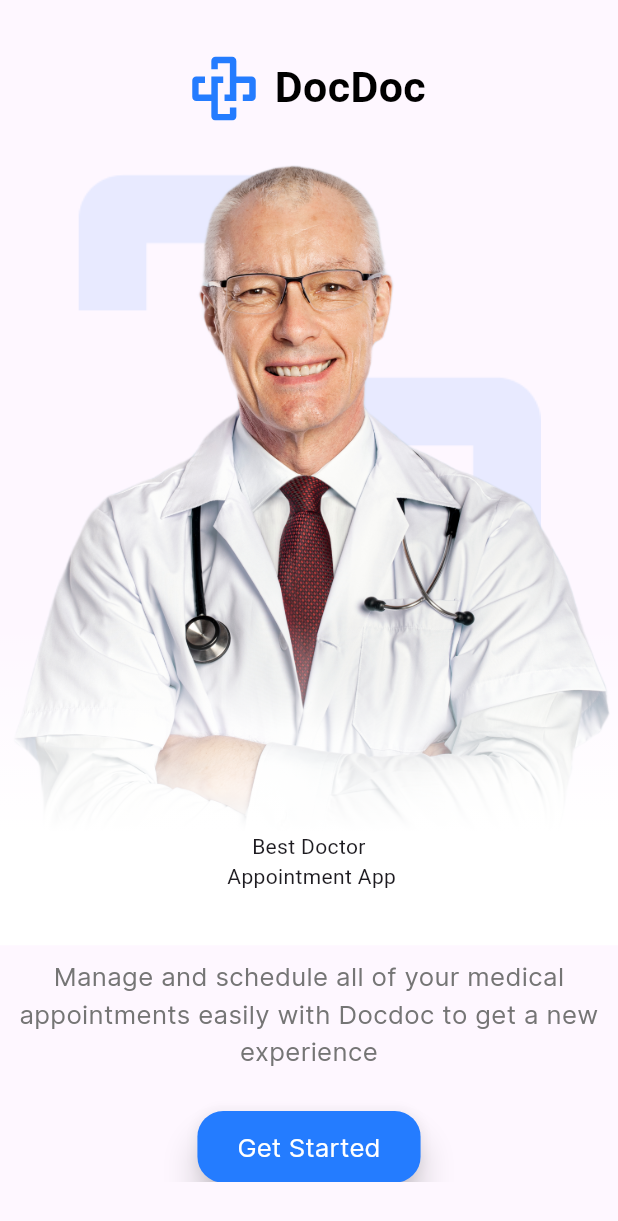
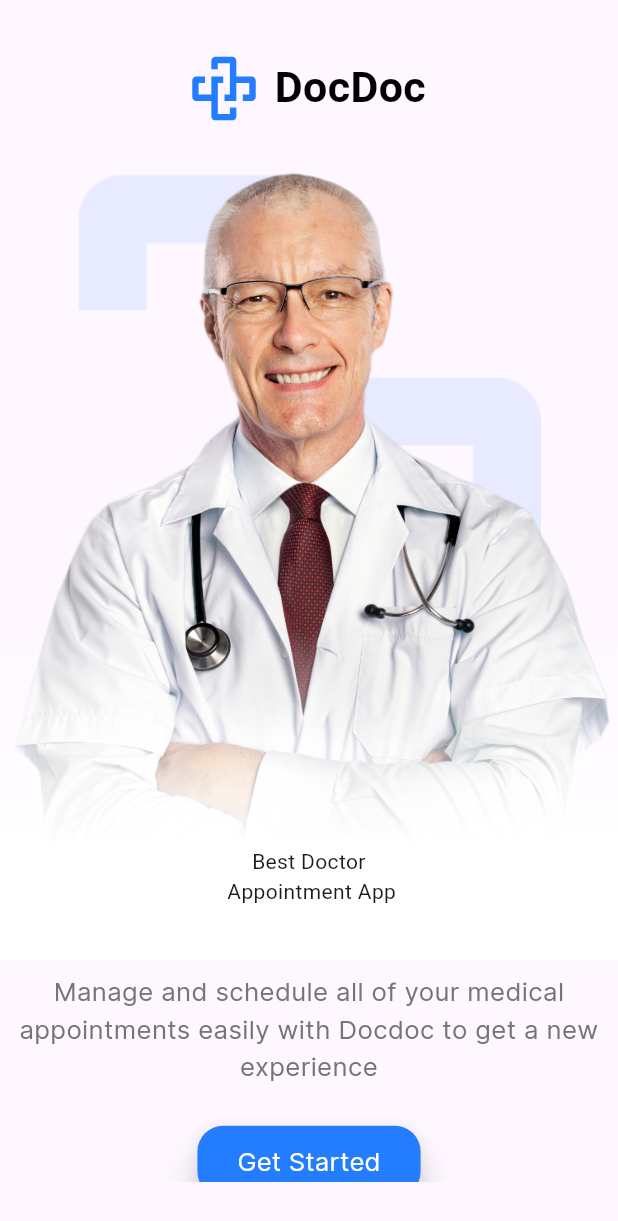
Before and after one commit to abdelrahmankhaled213/DOCDoc, a Flutter app: the screen it shows after launch, on a phone screen of 412 x 824 dp. Shown: the top 1221 px of the screen. Run offline on Flutter 3.47's test engine with Material 3 defaults, Android fonts, the phone set to English and light mode, and no system bars; our stand-ins replace device_preview, flutter_screenutil, flutter_svg, go_router; statements that could not run were skipped.

Commit message:
put a height for the image

```diff
--- a/lib/features/GetStarted/Widgets/DocImage.dart
+++ b/lib/features/GetStarted/Widgets/DocImage.dart
@@ -21,8 +21,11 @@ class DocImage extends StatelessWidget {
             ]
         ),
       ),
-      child: Image.asset(
-          AppImage.Doc,
+      child: Center(
+        child: Image.asset(
+            AppImage.Doc,
+          height: MediaQuery.of(context).size.height/1.5,
+        ),
       ),
     );
   }
```
